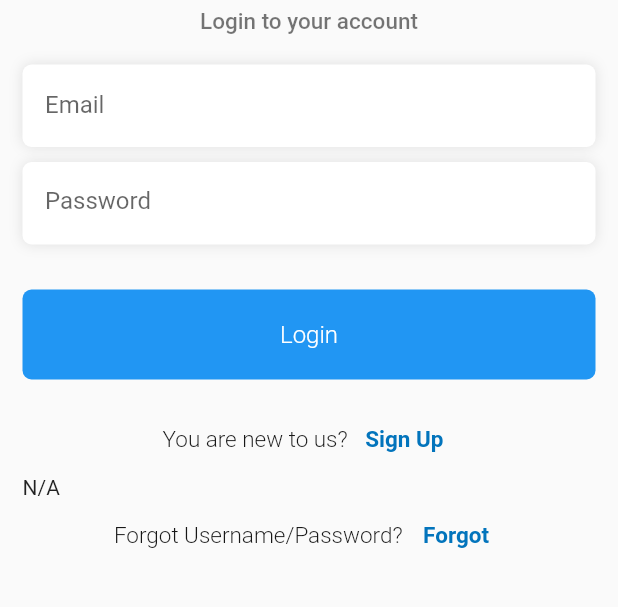
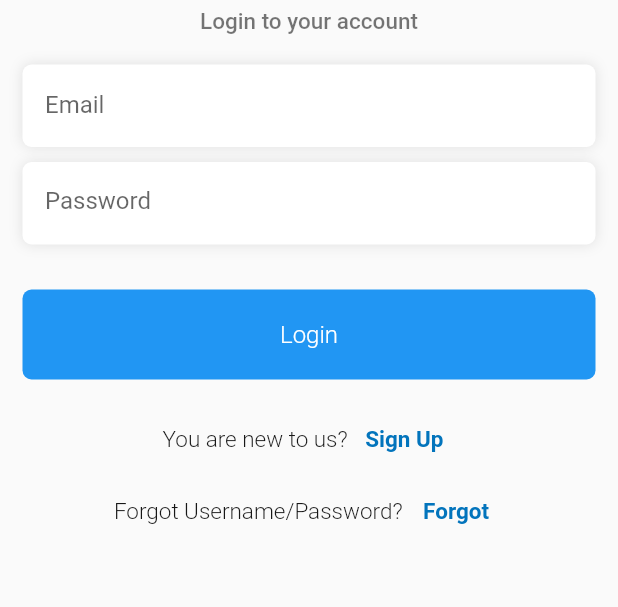
Before and after one commit to Benten559/NewsToYou, a Flutter app: the screen it shows after launch, on a phone screen of 412 x 824 dp, the part 123-730 px from its top. Run offline on Flutter 3.47's test engine with Material 2 defaults, Android fonts, the phone set to English and light mode, and no system bars; our stand-ins replace cloud_firestore, firebase_auth, firebase_core; accounts and stored records are empty.

Commit message:
delete some useless code
blablablabla

```diff
--- a/news_media/lib/login/login.dart
+++ b/news_media/lib/login/login.dart
@@ -19,7 +19,6 @@ class _LoginPageState extends State<LoginPage> {
   late String _email, _password;
   final auth = FirebaseAuth.instance;
   bool obscureText = true;
-  String? user = FirebaseAuth.instance.currentUser?.email;
 
   Widget _buildView(BuildContext context) {
     return SafeArea(
@@ -152,8 +151,6 @@ class _LoginPageState extends State<LoginPage> {
               ],
             ),
 
-            Text(user == null ? 'N/A' : user!),
-
             //if forgot username/password
             const Row(
               mainAxisAlignment: MainAxisAlignment.center,
```
